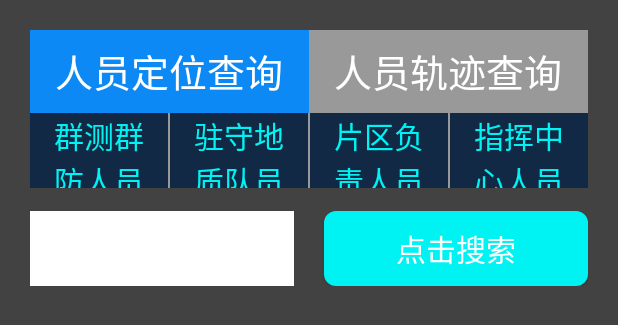
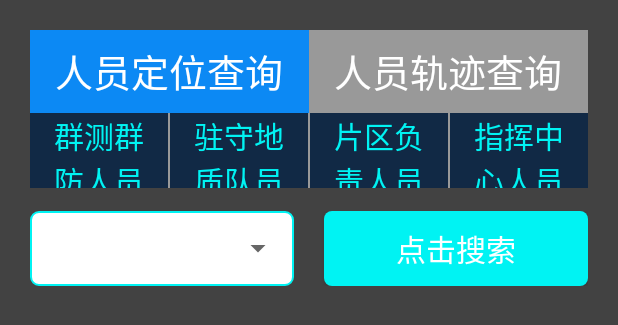
Before and after one commit to xingyufeifan/WScommand, an Android app: the layout dialog_person_location.xml on its own in the app's theme, with its tools: preview values and no code run, on a phone screen of 412 x 824 dp. Shown: the top 325 px of the screen. Run offline under Robolectric (Android 15) with nearby library versions, the phone set to English and light mode, and no system bars.

Commit message:
人员定位与轨迹框2

```diff
--- a/app/src/main/res/drawable/searchbtn_background.xml
+++ b/app/src/main/res/drawable/searchbtn_background.xml
@@ -2,7 +2,7 @@
 <shape xmlns:android="http://schemas.android.com/apk/res/android">
 
     <corners
-        android:radius="8dp" />
+        android:radius="5dp" />
 
     <solid android:color="@color/colorsearch"/>
 
--- a/app/src/main/res/drawable/searchbtn_background_un.xml
+++ b/app/src/main/res/drawable/searchbtn_background_un.xml
@@ -1,7 +1,7 @@
 <?xml version="1.0" encoding="utf-8"?>
 <shape xmlns:android="http://schemas.android.com/apk/res/android">
 
-    <corners android:radius="8dp"/>
+    <corners android:radius="5dp"/>
 
     <solid android:color="@color/button_color_dark"/>
 
--- a/app/src/main/res/drawable/shape_search_spinner.xml
+++ b/app/src/main/res/drawable/shape_search_spinner.xml
@@ -2,9 +2,9 @@
 <shape xmlns:android="http://schemas.android.com/apk/res/android">
     <solid android:color="#FFFFFF" />
     <corners
-        android:topLeftRadius="1dp"
-        android:topRightRadius="1dp"
-        android:bottomRightRadius="1dp"
-        android:bottomLeftRadius="1dp"/>
-    <stroke android:width="1dp" android:color="@color/color_green" />
+        android:topLeftRadius="5dp"
+        android:topRightRadius="5dp"
+        android:bottomRightRadius="5dp"
+        android:bottomLeftRadius="5dp"/>
+    <stroke android:width="1dp" android:color="#00f3f3" />
 </shape>
--- a/app/src/main/res/drawable/textview_background.xml
+++ b/app/src/main/res/drawable/textview_background.xml
@@ -3,17 +3,13 @@
 
     <!-- 实心 -->
     <solid android:color="@android:color/white"/>
-    <!-- 边框 -->
-    <stroke
-        android:width="0.5dp"
-        android:color="@color/colorblue"/>
     <!-- 圆角 -->
-    <corners android:radius="3dp"/>
+    <corners android:radius="5dp"/>
     <!-- 边距 -->
     <padding
-        android:top="2dp"
-        android:bottom="2dp"
-        android:left="6dp"
-        android:right="6dp"/>
+        android:top="10dp"
+        android:bottom="10dp"
+        android:left="10dp"
+        android:right="10dp"/>
 
 </shape>
--- a/app/src/main/res/layout/dialog_person_location.xml
+++ b/app/src/main/res/layout/dialog_person_location.xml
@@ -4,8 +4,8 @@
     android:layout_width="match_parent"
     android:layout_height="match_parent"
     android:background="#bb000000"
-    android:padding="20dp"
-    android:orientation="vertical">
+    android:orientation="vertical"
+    android:padding="20dp">
 
     <!-- 人员定位及人员轨迹 -->
     <RadioGroup
@@ -50,6 +50,7 @@
         <LinearLayout
             android:layout_width="match_parent"
             android:layout_height="wrap_content"
+            android:background="@color/colorlocation"
             android:orientation="horizontal">
 
             <RadioButton
@@ -57,11 +58,10 @@
                 android:layout_width="0dp"
                 android:layout_height="50dp"
                 android:layout_weight="1"
+                android:button="@null"
+                android:gravity="center"
                 android:paddingLeft="10dp"
                 android:paddingRight="10dp"
-                android:background="@color/colorlocation"
-                android:button="@null"
-                android:gravity="center"
                 android:text="群测群防人员"
                 android:textColor="@color/radiobtn_textcolor"
                 android:textSize="20sp" />
@@ -69,18 +69,17 @@
             <View
                 android:layout_width="1dp"
                 android:layout_height="match_parent"
-                android:background="@color/colorgray"/>
+                android:background="@color/colorgray" />
 
             <RadioButton
                 android:id="@+id/rb_zsdz_location"
                 android:layout_width="0dp"
                 android:layout_height="50dp"
+                android:layout_weight="1"
+                android:button="@null"
+                android:gravity="center"
                 android:paddingLeft="10dp"
                 android:paddingRight="10dp"
-                android:background="@color/colorlocation"
-                android:button="@null"
-                android:gravity="center"
-                android:layout_weight="1"
                 android:text="驻守地质队员"
                 android:textColor="@color/radiobtn_textcolor"
                 android:textSize="20sp" />
@@ -88,18 +87,17 @@
             <View
                 android:layout_width="1dp"
                 android:layout_height="match_parent"
-                android:background="@color/colorgray"/>
+                android:background="@color/colorgray" />
 
             <RadioButton
                 android:id="@+id/rb_pqfz_location"
                 android:layout_width="0dp"
                 android:layout_height="50dp"
                 android:layout_weight="1"
+                android:button="@null"
+                android:gravity="center"
                 android:paddingLeft="10dp"
                 android:paddingRight="10dp"
-                android:background="@color/colorlocation"
-                android:button="@null"
-                android:gravity="center"
                 android:text="片区负责人员"
                 android:textColor="@color/radiobtn_textcolor"
                 android:textSize="20sp" />
@@ -107,18 +105,17 @@
             <View
                 android:layout_width="1dp"
                 android:layout_height="match_parent"
-                android:background="@color/colorgray"/>
+                android:background="@color/colorgray" />
 
             <RadioButton
                 android:id="@+id/rb_zhzx_location"
                 android:layout_width="0dp"
                 android:layout_height="50dp"
                 android:layout_weight="1"
+                android:button="@null"
+                android:gravity="center"
                 android:paddingLeft="10dp"
                 android:paddingRight="10dp"
-                android:background="@color/colorlocation"
-                android:button="@null"
-                android:gravity="center"
                 android:text="指挥中心人员"
                 android:textColor="@color/radiobtn_textcolor"
                 android:textSize="20sp" />
@@ -127,47 +124,49 @@
         <!-- 人员轨迹查询时间 -->
         <LinearLayout
             android:id="@+id/ll_check_time"
-            android:layout_marginTop="12dp"
-            android:orientation="vertical"
-            android:visibility="gone"
             android:layout_width="match_parent"
-            android:layout_height="wrap_content">
+            android:layout_height="50dp"
+            android:layout_marginTop="10dp"
+            android:gravity="center"
+            android:background="@color/colorlocation"
+            android:orientation="horizontal"
+            android:visibility="gone">
 
-            <LinearLayout
-                android:layout_width="match_parent"
-                android:layout_height="wrap_content">
             <TextView
                 android:layout_width="wrap_content"
                 android:layout_height="wrap_content"
-                    android:textSize="20sp"
-                    android:text="开始时间:"
-                    android:textColor="@color/white"/>
+                android:text="时间段"
+                android:layout_marginLeft="10dp"
+                android:textColor="@color/white"
+                android:textSize="20sp" />
+
             <TextView
                 android:id="@+id/tv_start_time"
                 android:layout_width="wrap_content"
-                    android:background="@drawable/textview_background"
+                android:layout_height="wrap_content"
+                android:layout_marginLeft="20dp"
+                android:layout_marginRight="20dp"
                 android:layout_weight="1"
-                    android:layout_marginLeft="20dp"
-                    android:layout_height="wrap_content" />
-            </LinearLayout>
-            <LinearLayout
-                android:layout_width="match_parent"
-                android:layout_marginTop="10dp"
-                android:layout_height="wrap_content">
+                android:hint="选择时间"
+                android:background="@drawable/textview_background" />
+
             <TextView
                 android:layout_width="wrap_content"
                 android:layout_height="wrap_content"
-                    android:textSize="20sp"
-                    android:text="结束时间:"
-                    android:textColor="@color/white"/>
+                android:text="至"
+                android:textColor="@color/white"
+                android:textSize="20sp" />
+
             <TextView
                 android:id="@+id/tv_end_time"
+                android:layout_width="wrap_content"
+                android:layout_height="wrap_content"
+                android:layout_marginLeft="20dp"
+                android:layout_marginRight="10dp"
                 android:layout_weight="1"
-                    android:layout_marginLeft="20dp"
-                    android:background="@drawable/textview_background"
-                    android:layout_width="wrap_content"
-                    android:layout_height="wrap_content" />
-            </LinearLayout>
+                android:hint="选择时间"
+                android:background="@drawable/textview_background" />
+
         </LinearLayout>
 
         <!-- 下拉框及搜索按钮 -->
@@ -177,15 +176,19 @@
             android:layout_marginTop="15dp"
             android:orientation="horizontal">
 
-            <Spinner
-                android:id="@+id/sp_person_list"
+            <LinearLayout
                 android:layout_width="0dp"
                 android:layout_height="match_parent"
                 android:layout_weight="1"
                 android:layout_marginRight="20dp"
-                android:background="@color/white">
+                android:orientation="horizontal"
+                android:background="@drawable/shape_search_spinner">
 
-            </Spinner>
+                <Spinner
+                    android:id="@+id/sp_person_list"
+                    android:layout_width="match_parent"
+                    android:layout_height="match_parent" />
+            </LinearLayout>
 
             <Button
                 android:id="@+id/btn_location_search"
```
Lines whose indentation alone changed are shown as unchanged.
